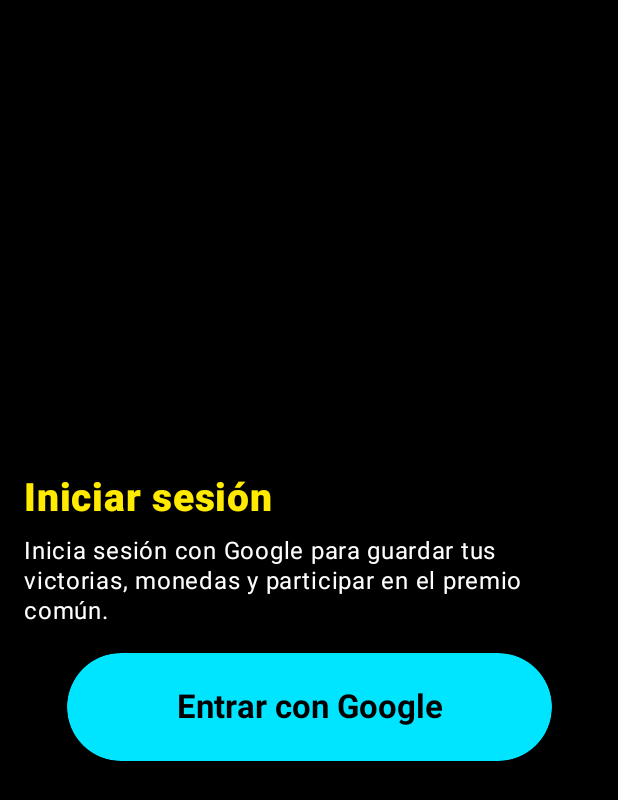
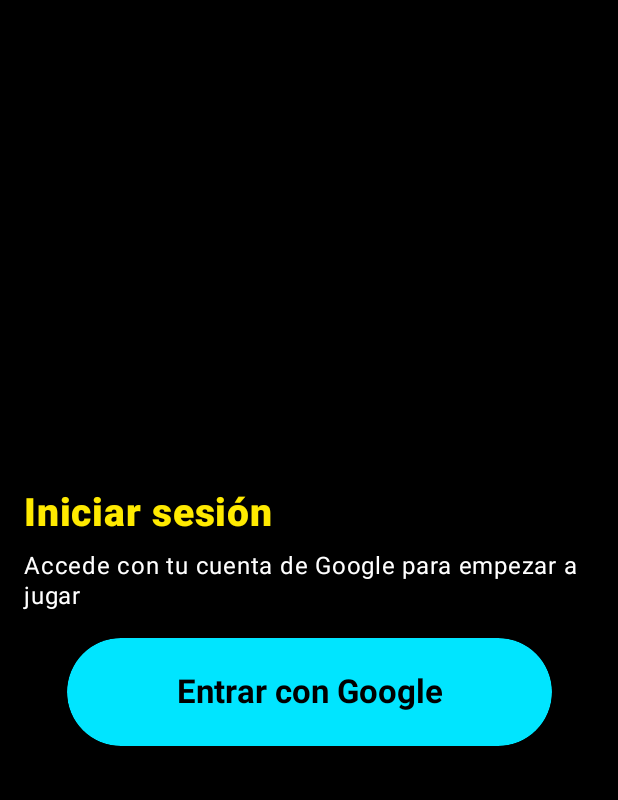
Before and after one commit to thewadok/PiedraPapelTijera, an Android app built with Jetpack Compose: the screen it shows after launch (MainActivity), on a phone screen of 412 x 824 dp. Shown: the top 800 px of the screen. Run offline under Robolectric (Android 15) with nearby library versions, the phone set to English and light mode, and no system bars; our stand-ins replace Firebase (no records; nobody signed in at launch, a user with empty details on screens opened directly), Room's generated code; pictures from the network do not load.

Commit message:
refactor: Ampliamos strings de login y elegir nombre

```diff
--- a/app/src/main/res/values/strings.xml
+++ b/app/src/main/res/values/strings.xml
@@ -167,8 +167,7 @@ Sin saldo, pero no sin suerte.
 
     <!-- Login -->
     <string name="login_title">Iniciar sesión</string>
-    <string name="login_desc">
-    Inicia sesión con Google para guardar tus victorias, monedas y participar en el premio común.</string>
+    <string name="login_desc">Accede con tu cuenta de Google para empezar a jugar</string>
     <string name="login_button">Entrar con Google</string>
     <string name="login_loading">Cargando...</string>
     <string name="login_cancelled">Inicio de sesión cancelado</string>
@@ -176,6 +175,12 @@ Sin saldo, pero no sin suerte.
     <string name="login_firebase_error">Error autenticando con Firebase</string>
     <string name="login_google_error">Error en Google Sign-In</string>
 
+    <!-- Elegir nombre -->
+    <string name="choose_name_title">Elige tu nombre</string>
+    <string name="choose_name_hint">Nombre de jugador</string>
+    <string name="choose_name_error">Escribe un nombre válido</string>
+    <string name="continue_button">Continuar</string>
+
     <!-- Google Sign-In -->
     <string name="default_web_client_id">
         735329306020-7bdikk4c8v8sofeh9v5qb8j0lmiuh455.apps.googleusercontent.com
```
Also changed, not shown: 1 other file.
